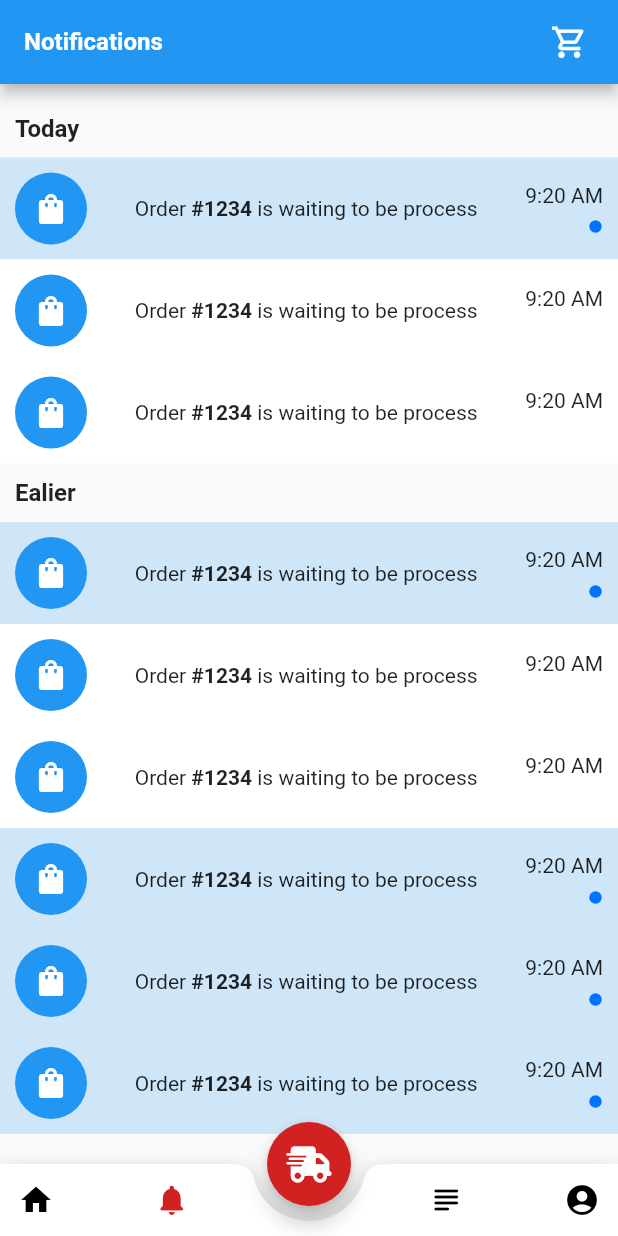
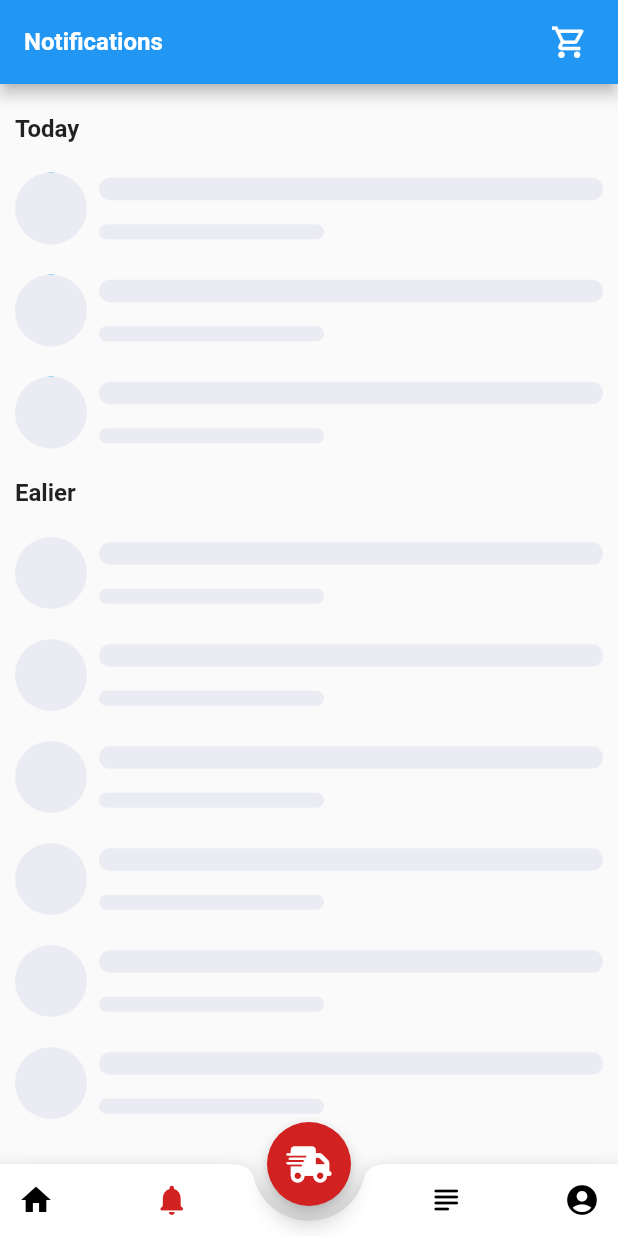
Before and after one commit to nomorechokedboy/fahasa-app, a Flutter app: the screen it shows after launch, swiped to page 2, on a phone screen of 412 x 824 dp. Run offline on Flutter 3.47's test engine with Material 2 defaults, Android fonts, the phone set to English and light mode, and no system bars; our stand-ins replace cached_network_image, flutter_native_splash, font_awesome_flutter; network calls fail.

Commit message:
Task Skeleton (#3)
* add custom loading skeleton

* notification: make loading skeleton take full width of parent

```diff
--- a/lib/components/notification_card.dart
+++ b/lib/components/notification_card.dart
@@ -1,4 +1,5 @@
 import 'package:flutter/material.dart';
+import './skeleton.dart';
 
 class NotificationCard extends StatelessWidget {
   final bool unread;
@@ -6,7 +7,21 @@ class NotificationCard extends StatelessWidget {
 
   @override
   Widget build(BuildContext context) {
-    final notiImage = Container(
+    const loading = true;
+
+    return Container(
+      color: loading
+          ? Colors.transparent
+          : unread
+              ? Colors.blue.withAlpha(50)
+              : Colors.white,
+      child: Padding(
+        padding: const EdgeInsets.all(10),
+        child: Skeleton(
+          visible: loading,
+          child: Row(
+            children: [
+              Container(
                 width: 48,
                 height: 48,
                 child: const Icon(
@@ -17,16 +32,47 @@ class NotificationCard extends StatelessWidget {
                   color: Colors.blue,
                   shape: BoxShape.circle,
                 ),
+              ),
+              Expanded(
+                child: _buildText(context, loading: loading),
+              ),
+            ],
+          ),
+        ),
+      ),
+    );
+  }
+
+  Widget _buildText(BuildContext context, {bool loading = false}) {
+    if (loading) {
+      final decoration = BoxDecoration(
+        color: Colors.black,
+        borderRadius: BorderRadius.circular(16),
       );
 
-    return Container(
-      color: unread ? Colors.blue.withAlpha(50) : Colors.white,
-      child: Padding(
-        padding: const EdgeInsets.all(10),
-        child: Row(
+      return Padding(
+        padding: const EdgeInsets.only(left: 8),
+        child: Column(
+          crossAxisAlignment: CrossAxisAlignment.start,
+          children: [
+            Container(
+              width: double.infinity,
+              height: 15,
+              decoration: decoration,
+            ),
+            const SizedBox(height: 16),
+            Container(
+              width: 150,
+              height: 10,
+              decoration: decoration,
+            ),
+          ],
+        ),
+      );
+    } else {
+      return Row(
         mainAxisAlignment: MainAxisAlignment.spaceBetween,
         children: [
-            notiImage,
           Flexible(
             child: Padding(
               padding: const EdgeInsets.symmetric(horizontal: 8),
@@ -64,8 +110,7 @@ class NotificationCard extends StatelessWidget {
             ],
           )
         ],
-        ),
-      ),
       );
     }
   }
+}
--- /dev/null
+++ b/lib/components/skeleton.dart
@@ -0,0 +1,113 @@
+import 'package:flutter/material.dart';
+
+class Skeleton extends StatefulWidget {
+  const Skeleton({
+    Key? key,
+    required this.visible,
+    required this.child,
+  }) : super(key: key);
+
+  final bool visible;
+  final Widget child;
+
+  @override
+  _SkeletonState createState() => _SkeletonState();
+}
+
+class _SkeletonState extends State<Skeleton>
+    with SingleTickerProviderStateMixin {
+  late AnimationController _controller;
+
+  @override
+  void initState() {
+    super.initState();
+
+    _controller = AnimationController.unbounded(vsync: this)
+      ..repeat(min: -0.5, max: 1.5, period: const Duration(milliseconds: 1500));
+  }
+
+  @override
+  void didChangeDependencies() {
+    super.didChangeDependencies();
+    _controller.addListener(_onSkeletonChanged);
+  }
+
+  @override
+  void dispose() {
+    _controller.removeListener(_onSkeletonChanged);
+    _controller.dispose();
+    super.dispose();
+  }
+
+  void _onSkeletonChanged() {
+    if (widget.visible) {
+      setState(() {
+        // needed to update the skeleton painting.
+      });
+    }
+  }
+
+  @override
+  Widget build(BuildContext context) {
+    if (!widget.visible) {
+      return widget.child;
+    }
+
+    final renderObject = context.findRenderObject();
+
+    if (renderObject == null) {
+      return const SizedBox();
+    }
+
+    final gradient = LinearGradient(
+      colors: const [
+        Color(0xFFEBEBF4),
+        Color(0xFFF4F4F4),
+        Color(0xFFEBEBF4),
+      ],
+      stops: const [
+        0.1,
+        0.3,
+        0.4,
+      ],
+      begin: const Alignment(-1.0, -0.3),
+      end: const Alignment(1.0, 0.3),
+      tileMode: TileMode.clamp,
+      transform: _SlidingGradientTransform(percent: _controller.value),
+    );
+    final renderBoxContext = renderObject as RenderBox;
+    final size = renderBoxContext.size;
+    final offset = renderBoxContext.localToGlobal(
+      Offset.zero,
+      ancestor: renderBoxContext,
+    );
+
+    return ShaderMask(
+      blendMode: BlendMode.srcATop,
+      shaderCallback: (bounds) {
+        return gradient.createShader(
+          Rect.fromLTWH(
+            -offset.dx,
+            -offset.dy,
+            size.width,
+            size.height,
+          ),
+        );
+      },
+      child: widget.child,
+    );
+  }
+}
+
+class _SlidingGradientTransform extends GradientTransform {
+  const _SlidingGradientTransform({
+    required this.percent,
+  });
+
+  final double percent;
+
+  @override
+  Matrix4? transform(Rect bounds, {TextDirection? textDirection}) {
+    return Matrix4.translationValues(bounds.width * percent, 0, 0);
+  }
+}
```
Also changed, not shown: 2 other files. Lines whose indentation alone changed are shown as unchanged.
